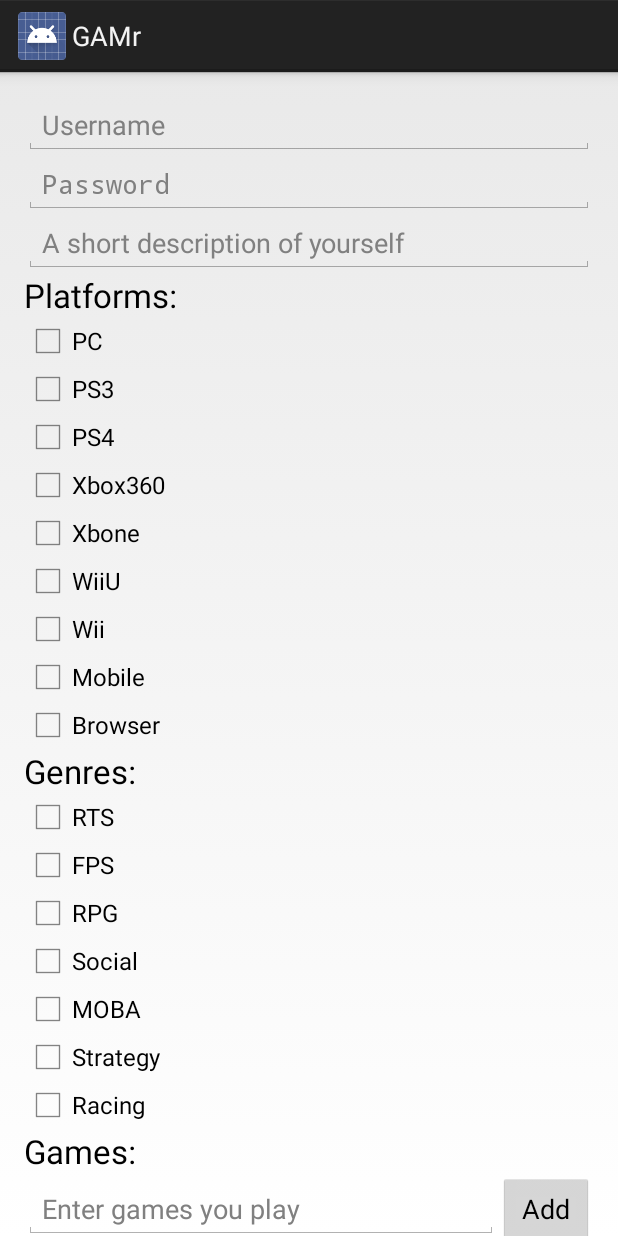
After one commit to DR-BoneZ/GAMr, an Android app: the RegisterActivity screen opened directly, with no data from a screen before it, on a phone screen of 412 x 824 dp. The commit adds this screen. Run offline under Robolectric (Android 15) with nearby library versions, the phone set to English and light mode, and no system bars.

Commit message:
account creation functional

```diff
--- a/android/GAMr/src/main/AndroidManifest.xml
+++ b/android/GAMr/src/main/AndroidManifest.xml
@@ -7,7 +7,7 @@
     <uses-permission android:name="android.permission.INTERNET" />
 
     <uses-sdk
-        android:minSdkVersion="8"
+        android:minSdkVersion="14"
         android:targetSdkVersion="16" />
 
     <application
@@ -25,6 +25,7 @@
             </intent-filter>
         </activity>
         <activity android:name=".HomeActivity"/>
+        <activity android:name=".RegisterActivity"/>
     </application>
 
 </manifest>
--- /dev/null
+++ b/android/GAMr/src/main/java/com/gamr/gamr/RegisterActivity.java
@@ -0,0 +1,240 @@
+package com.gamr.gamr;
+
+import android.app.Activity;
+import android.content.Intent;
+import android.os.AsyncTask;
+import android.os.Bundle;
+import android.util.Log;
+import android.view.View;
+import android.widget.Button;
+import android.widget.CheckBox;
+import android.widget.CompoundButton;
+import android.widget.EditText;
+import android.widget.LinearLayout;
+import android.widget.SeekBar;
+import android.widget.TextView;
+import android.widget.Toast;
+
+import org.apache.http.NameValuePair;
+import org.apache.http.client.ClientProtocolException;
+import org.apache.http.client.HttpClient;
+import org.apache.http.client.ResponseHandler;
+import org.apache.http.client.entity.UrlEncodedFormEntity;
+import org.apache.http.client.methods.HttpPost;
+import org.apache.http.impl.client.BasicResponseHandler;
+import org.apache.http.impl.client.DefaultHttpClient;
+import org.apache.http.message.BasicNameValuePair;
+import org.json.JSONException;
+import org.json.JSONObject;
+
+import java.io.IOException;
+import java.util.ArrayList;
+import java.util.List;
+
+/**
+ * Created by beni on 1/10/15.
+ */
+public class RegisterActivity extends Activity {
+    private static final String BASE_CREATE_USER_URL = "http://54.67.36.137:5000/user/add/"; // /user/edit/ with password and fields to change to edit profile /user/del for delete
+
+    // Pre-defined user profile options
+    private static final String[] PLATFORMS = new String[]{"PC", "PS3", "PS4", "Xbox360", "Xbone", "WiiU", "Wii", "Mobile", "Browser"};
+    private static final String[] GENRES = new String[]{"RTS", "FPS", "RPG", "Social", "MOBA", "Strategy", "Racing"};
+
+    // User profile selections/statistics
+    private String username, password, description;
+    private ArrayList<String> platforms, genres, games;
+    private double reputation;
+    private int seriousness;
+
+    // UI references
+    private EditText userNameField, passwordField, descriptionField, gamesSearch;
+    private Button addClass;
+    private TextView gamesListing, seriousnessLabel;
+    private SeekBar seriousnessSeekBar;
+
+    // Instance of CreateUserTask
+    private CreateUserTask createUserTask;
+
+    public void onCreate(Bundle savedInstanceState) {
+        super.onCreate(savedInstanceState);
+        setContentView(R.layout.activity_register);
+        populatePlatforms();
+        populateGenres();
+
+        userNameField = (EditText) findViewById(R.id.register_username);
+        passwordField = (EditText) findViewById(R.id.register_password);
+        descriptionField = (EditText) findViewById(R.id.register_description);
+
+        games = new ArrayList<String>();
+        genres = new ArrayList<String>();
+        platforms = new ArrayList<String>();
+
+        gamesSearch = (EditText) findViewById(R.id.games_search);
+        gamesListing = (TextView) findViewById(R.id.games_listing);
+        addClass = (Button) findViewById(R.id.add_class_btn);
+        addClass.setOnClickListener(new View.OnClickListener() {
+            @Override
+            public void onClick(View view) {
+                String game = gamesSearch.getText().toString();
+                gamesSearch.setText("");
+                games.add(game);
+                if(games.size()>1) game = ", " + game;
+                gamesListing.setText(gamesListing.getText() + game);
+            }
+        });
+        seriousness = 3;
+        seriousnessLabel = (TextView) findViewById(R.id.seriousness_label);
+        seriousnessSeekBar = (SeekBar) findViewById(R.id.seriousness_slider);
+        seriousnessSeekBar.setOnSeekBarChangeListener(new SeekBar.OnSeekBarChangeListener() {
+            @Override
+            public void onStopTrackingTouch(SeekBar seekBar) {}
+            @Override
+            public void onStartTrackingTouch(SeekBar seekBar) {}
+            @Override
+            public void onProgressChanged(SeekBar seekBar, int progress,boolean fromUser) {
+                seriousness = Math.round(progress / 25) + 1;
+                seriousnessLabel.setText(""+seriousness);
+            }
+        });
+
+        reputation = 0.5; // Default value for account creation
+
+        findViewById(R.id.create_user_button).setOnClickListener(new View.OnClickListener() {
+            @Override
+            public void onClick(View view) {
+                createAccount();
+            }
+        });
+    }
+
+    /* Create account from entered info if info is valid */
+    private void createAccount() {
+        username = userNameField.getText().toString();
+        password = passwordField.getText().toString();
+        description = descriptionField.getText().toString();
+        if(username==null || password==null) {
+            Toast.makeText(getApplicationContext(), "Username and Password are required", Toast.LENGTH_LONG).show();
+        }
+        else { // Create account
+            //showProgress(true);
+            createUserTask = new CreateUserTask();
+            createUserTask.execute();
+        }
+    }
+
+    private void populatePlatforms() {
+        LinearLayout container = (LinearLayout) findViewById(R.id.platforms);
+        for(final String platform: PLATFORMS) {
+            CheckBox checkbox = new CheckBox(this);
+            checkbox.setText(platform);
+            checkbox.setOnCheckedChangeListener(new CompoundButton.OnCheckedChangeListener() {
+                @Override
+                public void onCheckedChanged(CompoundButton buttonView, boolean isChecked) {
+                    if(isChecked) platforms.add(platform);
+                    else platforms.remove(platform);
+                }
+            });
+            container.addView(checkbox);
+        }
+    }
+
+    private void populateGenres() {
+        LinearLayout container = (LinearLayout) findViewById(R.id.genres);
+        for(final String genre: GENRES) {
+            CheckBox checkbox = new CheckBox(this);
+            checkbox.setText(genre);
+            checkbox.setOnCheckedChangeListener(new CompoundButton.OnCheckedChangeListener() {
+                @Override
+                public void onCheckedChanged(CompoundButton buttonView, boolean isChecked) {
+                    if(isChecked) genres.add(genre);
+                    else genres.remove(genre);
+                }
+            });
+            container.addView(checkbox);
+        }
+    }
+
+    /** Represents an asynchronous login/registration task used to authenticate the user */
+    public class CreateUserTask extends AsyncTask<Void, Void, String> {
+
+        /* Query server with supplied login credentials and return JSON response String */
+        @Override protected String doInBackground(Void... params) {
+            // Create a new HttpClient and Post Header
+            HttpClient httpclient = new DefaultHttpClient();
+            HttpPost httppost = new HttpPost(BASE_CREATE_USER_URL + username);
+
+            try {
+                // Add login credentials to post data
+                List<NameValuePair> nameValuePairs = new ArrayList<NameValuePair>(8);
+                // password
+                nameValuePairs.add(new BasicNameValuePair("password", password));
+                // description
+                nameValuePairs.add(new BasicNameValuePair("description", description));
+                // platforms
+                String platformsJson = "['";
+                for(String platform : platforms) platformsJson += platform + "','";
+                platformsJson = platformsJson.substring(0, platformsJson.length()-2) + "]";
+                Log.d("gamr", platformsJson);
+                if(platforms.size()==0) platformsJson = "[]";
+                nameValuePairs.add(new BasicNameValuePair("platforms", platformsJson));
+                // genres
+                String genresJson = "['";
+                for(String genre : genres) genresJson += genre + "','";
+                genresJson = genresJson.substring(0, genresJson.length()-2) + "]";
+                Log.d("gamr", genresJson);
+                if(genres.size()==0) genresJson = "[]";
+                nameValuePairs.add(new BasicNameValuePair("genres", genresJson));
+                // games
+                String gamesJson = "['";
+                for(String game : games) gamesJson += game + "','";
+                gamesJson = gamesJson.substring(0, gamesJson.length()-2) + "]";
+                Log.d("gamr", gamesJson);
+                if(games.size()==0) gamesJson = "[]";
+                nameValuePairs.add(new BasicNameValuePair("games", gamesJson));
+                // Seriousness
+                nameValuePairs.add(new BasicNameValuePair("seriousness", ""+seriousness));
+                // Reputation
+                nameValuePairs.add(new BasicNameValuePair("reputation", ""+reputation));
+                // miscQuals
+                nameValuePairs.add(new BasicNameValuePair("miscQuals", "{}"));
+
+                // Attach post data
+                httppost.setEntity(new UrlEncodedFormEntity(nameValuePairs));
+
+                // Execute HTTP Post Request
+                ResponseHandler<String> responseHandler=new BasicResponseHandler();
+                String jsonString = httpclient.execute(httppost, responseHandler);
+                return jsonString;
+            }
+            catch (ClientProtocolException e) { Log.e("gamr", "ClientProtocol during login");}
+            catch (IOException e) { Log.e("gamr", "IOException during login"); }
+            Log.wtf("gamr", "Something went terribly wrong");
+            return null;
+        }
+
+        /* Enter app or display error message and stay on login page based on json response */
+        @Override protected void onPostExecute(String jsonString) {
+            try {
+                JSONObject resultJson = new JSONObject(jsonString);
+                if(resultJson.has("error")) {
+                    // Username already taken, display error message
+                    //showProgress(false);
+                    userNameField.setError("Username already taken. Please choose another");
+                    userNameField.requestFocus();
+                }
+                else {
+                    // User created successfully, enter app
+                    enterApp(jsonString);
+                }
+            } catch (JSONException e) { e.printStackTrace(); }
+
+        }
+    }
+
+    private void enterApp(String jsonString) {
+        Intent myIntent = new Intent(RegisterActivity.this, HomeActivity.class);
+        myIntent.putExtra("ResponseJson", jsonString);
+        RegisterActivity.this.startActivity(myIntent);
+    }
+}
--- /dev/null
+++ b/android/GAMr/src/main/res/layout/activity_register.xml
@@ -0,0 +1,156 @@
+<?xml version="1.0" encoding="utf-8"?>
+
+<ScrollView xmlns:android="http://schemas.android.com/apk/res/android"
+            android:id="@+id/login_form"
+            android:layout_width="match_parent"
+            android:layout_height="match_parent">
+
+    <LinearLayout style="@style/LoginFormContainer"
+                  android:orientation="vertical">
+
+        <EditText
+                android:id="@+id/register_username"
+                android:singleLine="true"
+                android:maxLines="1"
+                android:maxLength="16"
+                android:layout_width="match_parent"
+                android:layout_height="wrap_content"
+                android:hint="Username" />
+
+        <EditText
+                android:id="@+id/register_password"
+                android:singleLine="true"
+                android:maxLines="1"
+                android:maxLength="16"
+                android:layout_width="match_parent"
+                android:layout_height="wrap_content"
+                android:hint="@string/prompt_password"
+                android:inputType="textPassword"
+                android:imeActionLabel="@string/action_sign_in_short"
+                android:imeActionId="@+id/register_password"
+                android:imeOptions="actionUnspecified" />
+
+        <EditText
+                android:id="@+id/register_description"
+                android:lines="5"
+                android:minLines="1"
+                android:gravity="top|left"
+                android:maxLines="10"
+                android:scrollbars="none"
+                android:inputType="textMultiLine|textCapSentences"
+                android:maxLength="140"
+                android:layout_width="match_parent"
+                android:layout_height="wrap_content"
+                android:hint="A short description of yourself"
+                android:layout_gravity="center"/>
+
+        <TextView
+                android:layout_width="wrap_content"
+                android:layout_height="wrap_content"
+                android:textAppearance="?android:attr/textAppearanceLarge"
+                android:text="Platforms:"
+                android:id="@+id/platforms_label"
+                android:layout_gravity="left|center_vertical"/>
+
+        <LinearLayout
+                android:id="@+id/platforms"
+                android:orientation="vertical"
+                android:layout_width="wrap_content"
+                android:layout_height="fill_parent"
+                android:layout_gravity="left|center_vertical">
+        </LinearLayout>
+
+        <TextView
+                android:layout_width="wrap_content"
+                android:layout_height="wrap_content"
+                android:textAppearance="?android:attr/textAppearanceLarge"
+                android:text="Genres:"
+                android:id="@+id/genres_label"
+                android:layout_gravity="left|center_vertical"/>
+
+        <LinearLayout
+                android:id="@+id/genres"
+                android:orientation="vertical"
+                android:layout_width="wrap_content"
+                android:layout_height="fill_parent"
+                android:layout_gravity="left|center_vertical">
+        </LinearLayout>
+
+        <TextView
+                android:layout_width="wrap_content"
+                android:layout_height="wrap_content"
+                android:textAppearance="?android:attr/textAppearanceLarge"
+                android:text="Games:"
+                android:id="@+id/games_label"
+                android:layout_gravity="left|center_vertical"/>
+
+        <LinearLayout
+                android:layout_width="match_parent"
+                android:layout_height="match_parent"
+                android:layout_gravity="center">
+            <EditText
+                    android:id="@+id/games_search"
+                    android:singleLine="true"
+                    android:maxLines="1"
+                    android:maxLength="64"
+                    android:layout_width="0dp"
+                    android:layout_weight="1"
+                    android:layout_height="wrap_content"
+                    android:hint="Enter games you play" />
+            <Button android:id="@+id/add_class_btn"
+                    android:layout_width="wrap_content"
+                    android:layout_height="wrap_content"
+                    android:text="Add" />
+        </LinearLayout>
+
+        <TextView android:id="@+id/games_listing"
+                  android:layout_height="wrap_content"
+                  android:layout_width="wrap_content"
+                  android:layout_gravity="center_vertical" />
+
+        <SeekBar
+                android:layout_width="match_parent"
+                android:layout_height="wrap_content"
+                android:id="@+id/seriousness_slider"
+                android:layout_gravity="left|center_vertical"
+                android:progress="50"/>
+
+        <RelativeLayout
+                android:layout_width="match_parent"
+                android:layout_height="wrap_content"
+                android:gravity="center">
+
+            <TextView android:id="@+id/casual_label"
+                      android:layout_height="wrap_content"
+                      android:layout_width="wrap_content"
+                      android:layout_alignParentLeft="true"
+                      android:text="Casual"
+                      android:textColor="#CCCCCC" />
+
+            <TextView android:id="@+id/seriousness_label"
+                      android:layout_height="wrap_content"
+                      android:layout_width="wrap_content"
+                      android:layout_centerHorizontal="true"
+                      android:text="(Your Rating Here)"
+                      android:textColor="#AAAAAA" />
+
+            <TextView android:id="@+id/hardcore_label"
+                      android:layout_height="wrap_content"
+                      android:layout_width="wrap_content"
+                      android:layout_alignParentRight="true"
+                      android:text="Hardcore"
+                      android:textColor="#CCCCCC" />
+
+        </RelativeLayout>
+        <Button android:id="@+id/create_user_button"
+                android:layout_width="wrap_content"
+                android:layout_height="wrap_content"
+                android:layout_marginTop="16dp"
+                android:text="Create Account"
+                android:paddingLeft="32dp"
+                android:paddingRight="32dp"
+                android:layout_gravity="right" />
+
+    </LinearLayout>
+
+</ScrollView>
```
Also changed, not shown: android/GAMr/src/main/java/com/gamr/gamr/LoginActivity.java (+24 -6 lines), android/GAMr/src/main/res/layout/activity_login.xml (+18 -3 lines), android/GAMr/src/main/res/drawable-hdpi/login_logo.png (added), 31 other files.
